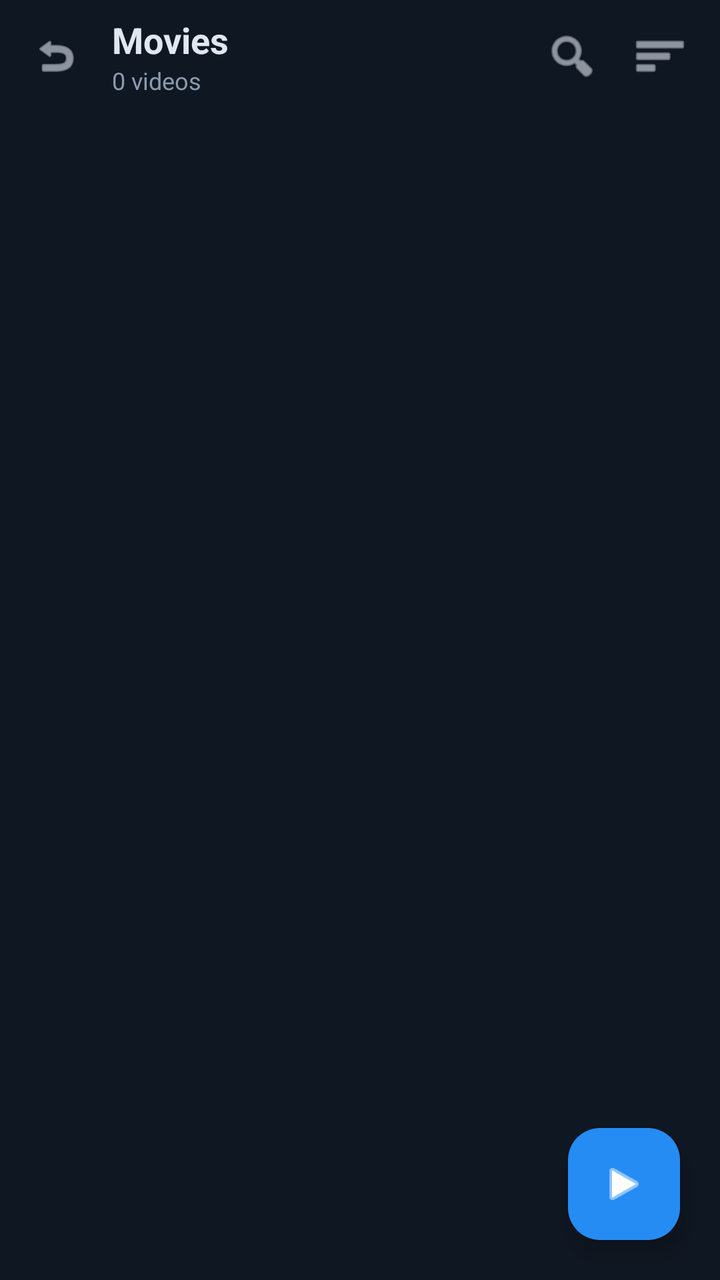
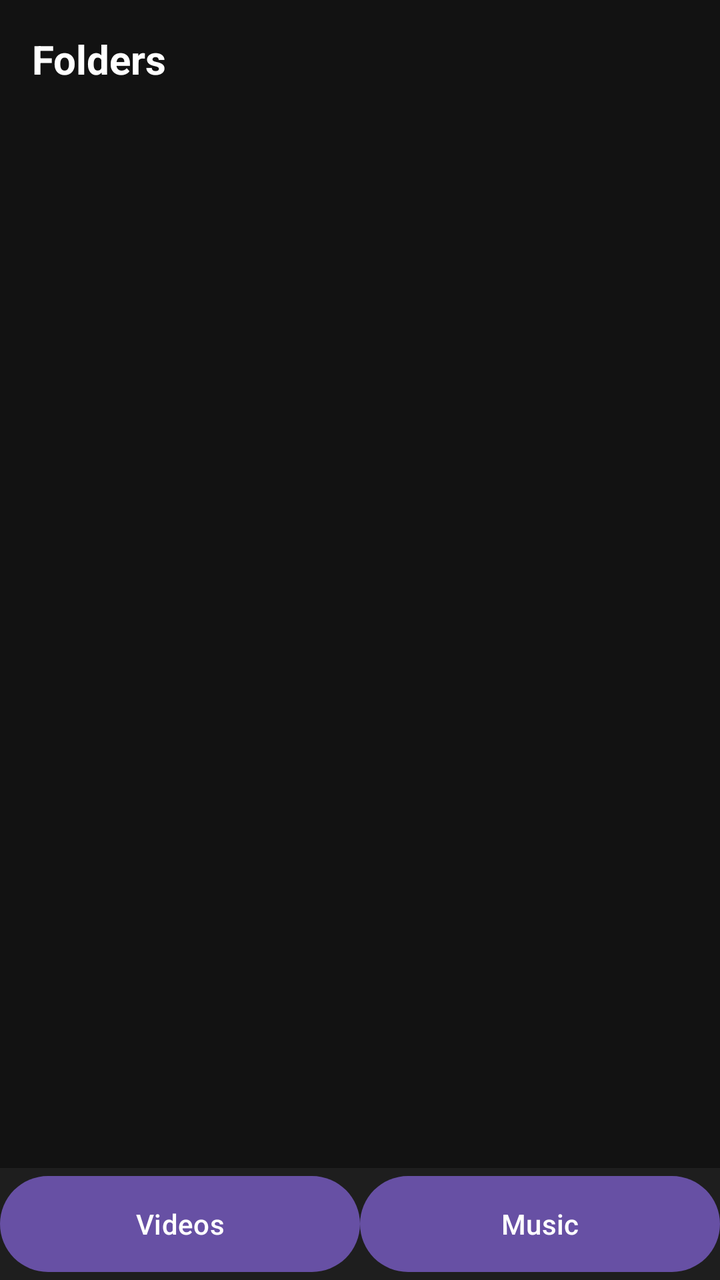

Two renders of the same Android screen: before a commit and after it. Below are the layout's source before the change and the commit's diff.
<!-- AndroidManifest.xml: application theme Theme.MXStylePlayer -->
<!-- res/layout/activity_main.xml -->
<?xml version="1.0" encoding="utf-8"?>
<RelativeLayout xmlns:android="http://schemas.android.com/apk/res/android"
    xmlns:app="http://schemas.android.com/apk/res-auto"
    android:layout_width="match_parent"
    android:layout_height="match_parent"
    android:background="@color/mx_bg_dark">

    
    <RelativeLayout
        android:id="@+id/topBar"
        android:layout_width="match_parent"
        android:layout_height="56dp"
        android:paddingHorizontal="16dp">

        <ImageView
            android:id="@+id/btnBack"
            android:layout_width="24dp"
            android:layout_height="24dp"
            android:layout_centerVertical="true"
            android:src="@android:drawable/ic_menu_revert"
            app:tint="@color/mx_text_primary" />

        <LinearLayout
            android:layout_width="wrap_content"
            android:layout_height="wrap_content"
            android:layout_centerVertical="true"
            android:layout_toEndOf="@id/btnBack"
            android:layout_marginStart="16dp"
            android:orientation="vertical">

            <TextView
                android:id="@+id/txtHeaderTitle"
                android:layout_width="wrap_content"
                android:layout_height="wrap_content"
                android:text="Movies"
                android:textColor="@color/mx_text_primary"
                android:textSize="18sp"
                android:textStyle="bold" />

            <TextView
                android:id="@+id/txtVideoCount"
                android:layout_width="wrap_content"
                android:layout_height="wrap_content"
                android:text="0 videos"
                android:textColor="@color/mx_text_secondary"
                android:textSize="12sp" />
        </LinearLayout>

        <ImageView
            android:id="@+id/btnSearch"
            android:layout_width="28dp"
            android:layout_height="28dp"
            android:layout_centerVertical="true"
            android:layout_toStartOf="@id/btnViewToggle"
            android:layout_marginEnd="16dp"
            android:src="@android:drawable/ic_menu_search"
            app:tint="@color/mx_text_primary" />

        <ImageView
            android:id="@+id/btnViewToggle"
            android:layout_width="28dp"
            android:layout_height="28dp"
            android:layout_alignParentEnd="true"
            android:layout_centerVertical="true"
            android:src="@android:drawable/ic_menu_sort_by_size"
            app:tint="@color/mx_text_primary" />
    </RelativeLayout>

    
    <androidx.recyclerview.widget.RecyclerView
        android:id="@+id/recyclerView"
        android:layout_width="match_parent"
        android:layout_height="match_parent"
        android:layout_below="@id/topBar"
        android:clipToPadding="false"
        android:paddingBottom="80dp" />

    
    <com.google.android.material.floatingactionbutton.FloatingActionButton
        android:id="@+id/fabPlay"
        android:layout_width="wrap_content"
        android:layout_height="wrap_content"
        android:layout_alignParentBottom="true"
        android:layout_alignParentEnd="true"
        android:layout_margin="20dp"
        android:src="@android:drawable/ic_media_play"
        app:backgroundTint="@color/mx_blue_accent"
        app:tint="@color/white" />

</RelativeLayout>
<!-- resources referenced by this layout -->
<resources>
  <color name="mx_bg_dark">#0F1722</color>
  <color name="mx_blue_accent">#258CF4</color>
  <color name="mx_text_primary">#E1E7EF</color>
  <color name="mx_text_secondary">#8C9BAE</color>
  <color name="white">#FFFFFFFF</color>
  <style name="Theme.MXStylePlayer" parent="Theme.Material3.DayNight.NoActionBar"><item name="android:windowActionModeOverlay">true</item><item name="android:navigationBarColor">#000000</item><item name="android:statusBarColor">#000000</item></style>
</resources>

<!-- the commit's change to res/layout/activity_main.xml (unified diff, before → after) -->
@@ -1,90 +1,47 @@
 <?xml version="1.0" encoding="utf-8"?>
 <RelativeLayout xmlns:android="http://schemas.android.com/apk/res/android"
-    xmlns:app="http://schemas.android.com/apk/res-auto"
     android:layout_width="match_parent"
     android:layout_height="match_parent"
-    android:background="@color/mx_bg_dark">
+    android:background="#121212">
 
-    
-    <RelativeLayout
-        android:id="@+id/topBar"
+    <TextView
+        android:id="@+id/txtHeader"
+        android:layout_width="match_parent"
+        android:layout_height="wrap_content"
+        android:padding="16dp"
+        android:textColor="#FFFFFF"
+        android:textSize="20sp"
+        android:textStyle="bold"
+        android:text="Folders" />
+
+    <androidx.recyclerview.widget.RecyclerView
+        android:id="@+id/recyclerViewMain"
+        android:layout_width="match_parent"
+        android:layout_height="match_parent"
+        android:layout_below="@id/txtHeader"
+        android:layout_above="@id/bottomNav" />
+
+    <LinearLayout
+        android:id="@+id/bottomNav"
         android:layout_width="match_parent"
         android:layout_height="56dp"
-        android:paddingHorizontal="16dp">
+        android:layout_alignParentBottom="true"
+        android:orientation="horizontal"
+        android:background="#1E1E1E">
 
-        <ImageView
-            android:id="@+id/btnBack"
-            android:layout_width="24dp"
-            android:layout_height="24dp"
-            android:layout_centerVertical="true"
-            android:src="@android:drawable/ic_menu_revert"
-            app:tint="@color/mx_text_primary" />
+        <Button
+            android:id="@+id/btnNavVideos"
+            android:layout_width="0dp"
+            android:layout_height="match_parent"
+            android:layout_weight="1"
+            android:text="Videos" />
 
-        <LinearLayout
-            android:layout_width="wrap_content"
-            android:layout_height="wrap_content"
-            android:layout_centerVertical="true"
-            android:layout_toEndOf="@id/btnBack"
-            android:layout_marginStart="16dp"
-            android:orientation="vertical">
-
-            <TextView
-                android:id="@+id/txtHeaderTitle"
-                android:layout_width="wrap_content"
-                android:layout_height="wrap_content"
-                android:text="Movies"
-                android:textColor="@color/mx_text_primary"
-                android:textSize="18sp"
-                android:textStyle="bold" />
-
-            <TextView
-                android:id="@+id/txtVideoCount"
-                android:layout_width="wrap_content"
-                android:layout_height="wrap_content"
-                android:text="0 videos"
-                android:textColor="@color/mx_text_secondary"
-                android:textSize="12sp" />
-        </LinearLayout>
-
-        <ImageView
-            android:id="@+id/btnSearch"
-            android:layout_width="28dp"
-            android:layout_height="28dp"
-            android:layout_centerVertical="true"
-            android:layout_toStartOf="@id/btnViewToggle"
-            android:layout_marginEnd="16dp"
-            android:src="@android:drawable/ic_menu_search"
-            app:tint="@color/mx_text_primary" />
-
-        <ImageView
-            android:id="@+id/btnViewToggle"
-            android:layout_width="28dp"
-            android:layout_height="28dp"
-            android:layout_alignParentEnd="true"
-            android:layout_centerVertical="true"
-            android:src="@android:drawable/ic_menu_sort_by_size"
-            app:tint="@color/mx_text_primary" />
-    </RelativeLayout>
-
-    
-    <androidx.recyclerview.widget.RecyclerView
-        android:id="@+id/recyclerView"
-        android:layout_width="match_parent"
-        android:layout_height="match_parent"
-        android:layout_below="@id/topBar"
-        android:clipToPadding="false"
-        android:paddingBottom="80dp" />
-
-    
-    <com.google.android.material.floatingactionbutton.FloatingActionButton
-        android:id="@+id/fabPlay"
-        android:layout_width="wrap_content"
-        android:layout_height="wrap_content"
-        android:layout_alignParentBottom="true"
-        android:layout_alignParentEnd="true"
-        android:layout_margin="20dp"
-        android:src="@android:drawable/ic_media_play"
-        app:backgroundTint="@color/mx_blue_accent"
-        app:tint="@color/white" />
+        <Button
+            android:id="@+id/btnNavMusic"
+            android:layout_width="0dp"
+            android:layout_height="match_parent"
+            android:layout_weight="1"
+            android:text="Music" />
+    </LinearLayout>
 
 </RelativeLayout>
<!-- resource entries referenced after the edit -->
@@ -1,10 +1,5 @@
 <!-- resources referenced by this layout -->
 <resources>
-  <color name="mx_bg_dark">#0F1722</color>
-  <color name="mx_blue_accent">#258CF4</color>
-  <color name="mx_text_primary">#E1E7EF</color>
-  <color name="mx_text_secondary">#8C9BAE</color>
-  <color name="white">#FFFFFFFF</color>
   <style name="Theme.MXStylePlayer" parent="Theme.Material3.DayNight.NoActionBar"><item name="android:windowActionModeOverlay">true</item><item name="android:navigationBarColor">#000000</item><item name="android:statusBarColor">#000000</item></style>
 </resources>
 
